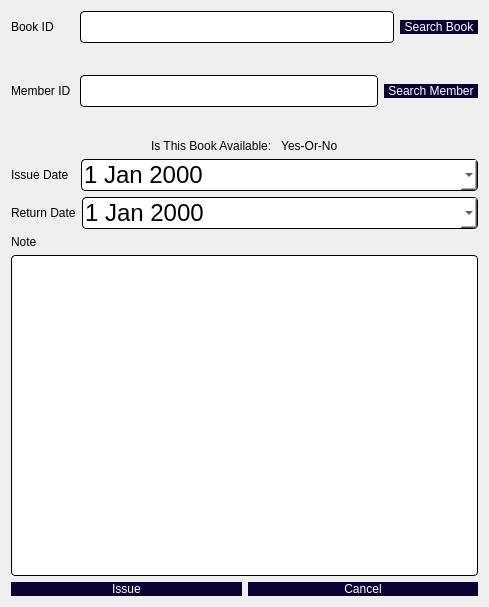
First picture: the form in BookHaven_(library+bookshop)/issuebook.ui, repository akibhaider/BOOK_HAVEN, before the edit.
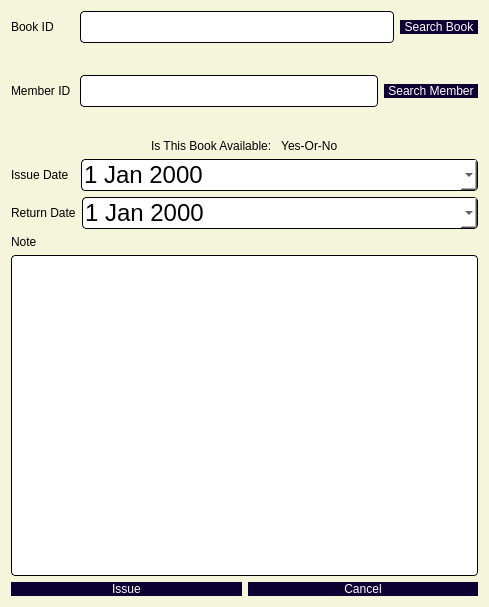
Second picture: the form after the edit.

Patch:
```diff
--- a/BookHaven_(library+bookshop)/issuebook.ui
+++ b/BookHaven_(library+bookshop)/issuebook.ui
@@ -13,6 +13,10 @@
   <property name="windowTitle">
    <string>Dialog</string>
   </property>
+  <property name="styleSheet">
+   <string notr="true">background-color: rgb(240, 128, 128);
+background-color: rgb(245, 245, 220);</string>
+  </property>
   <layout class="QVBoxLayout" name="verticalLayout_2">
    <item>
     <layout class="QHBoxLayout" name="horizontalLayout">
```
